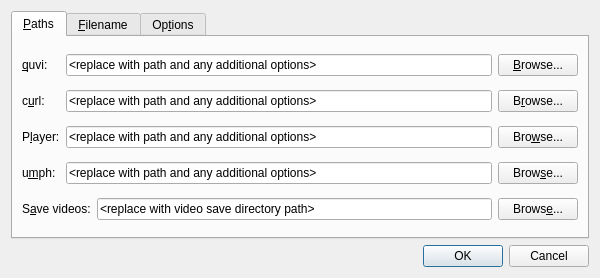
First picture: the form in i/Preferences.ui, repository guendto/nomnom, before the edit.
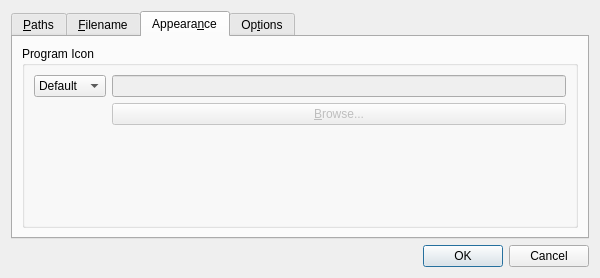
Second picture: the form after the edit. The open tabs and pages were chosen to show the change.

Commit message:
Add custom program icon support
Allow use of a custom program icon instead of the default one.

The edit to the form file:
```diff
--- a/i/Preferences.ui
+++ b/i/Preferences.ui
@@ -264,6 +264,53 @@
        </item>
       </layout>
      </widget>
+     <widget class="QWidget" name="tab_2">
+      <attribute name="title">
+       <string>Appeara&amp;nce</string>
+      </attribute>
+      <layout class="QGridLayout" name="gridLayout_8">
+       <item row="0" column="0">
+        <widget class="QGroupBox" name="groupBox">
+         <property name="title">
+          <string>Program Icon</string>
+         </property>
+         <layout class="QFormLayout" name="formLayout">
+          <item row="0" column="0">
+           <widget class="QComboBox" name="iconCombo">
+            <item>
+             <property name="text">
+              <string>Default</string>
+             </property>
+            </item>
+            <item>
+             <property name="text">
+              <string>Custom</string>
+             </property>
+            </item>
+           </widget>
+          </item>
+          <item row="0" column="1">
+           <widget class="QLineEdit" name="iconPathEdit">
+            <property name="enabled">
+             <bool>false</bool>
+            </property>
+           </widget>
+          </item>
+          <item row="1" column="1">
+           <widget class="QPushButton" name="browseIconBtn">
+            <property name="enabled">
+             <bool>false</bool>
+            </property>
+            <property name="text">
+             <string>&amp;Browse...</string>
+            </property>
+           </widget>
+          </item>
+         </layout>
+        </widget>
+       </item>
+      </layout>
+     </widget>
      <widget class="QWidget" name="tab_3">
       <attribute name="title">
        <string>Op&amp;tions</string>
```
Left out of the diff: 37 changed lines with no effect on the pictures. The commit also changes 4 other files.
